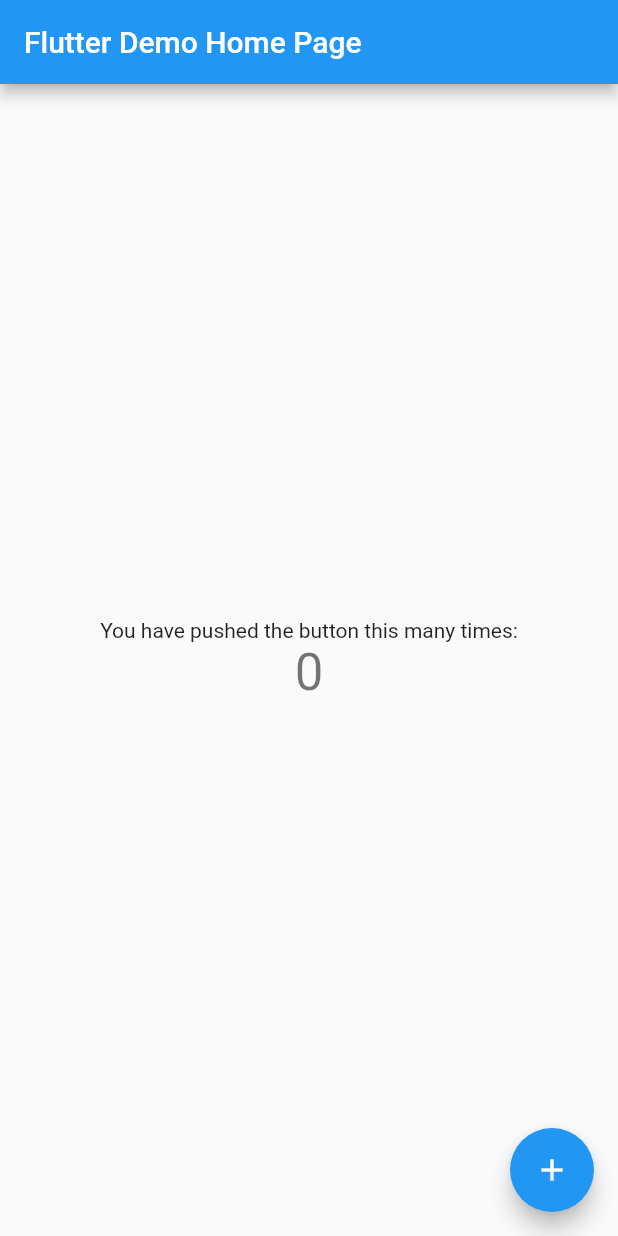
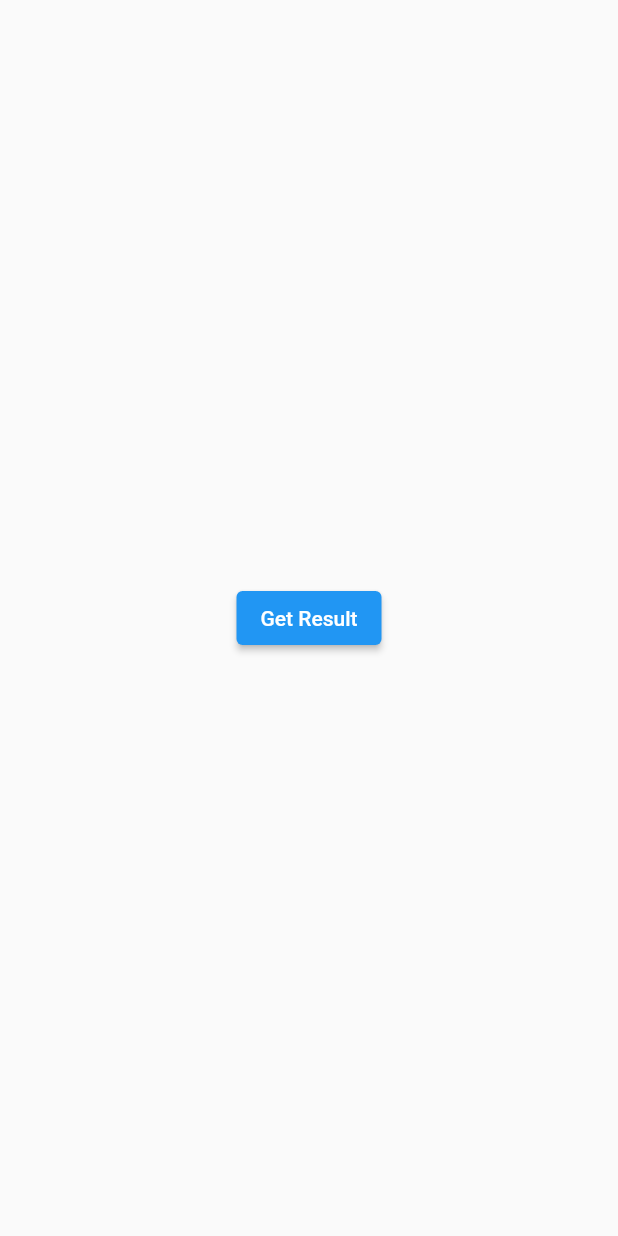
Before and after one commit to m-vishnuraj/Flutter_Web_Services, a Flutter app: the screen it shows after launch, on a phone screen of 412 x 824 dp. Run offline on Flutter 3.47's test engine with Material 2 defaults, Android fonts, the phone set to English and light mode, and no system bars.

Commit message:
http testing completed

```diff
--- /dev/null
+++ b/lib/apis.dart
@@ -0,0 +1,7 @@
+import 'package:http/http.dart' as http;
+import 'dart:developer';
+
+Future<void> getNumberFact({required int number}) async {
+  final response = await http.get(Uri.parse('http://numbersapi.com/19?json'));
+  log(response.body);
+}
--- a/lib/main.dart
+++ b/lib/main.dart
@@ -1,4 +1,5 @@
 import 'package:flutter/material.dart';
+import 'package:http_sample/apis.dart';
 
 void main() {
   runApp(const MyApp());
@@ -7,109 +8,32 @@
 class MyApp extends StatelessWidget {
   const MyApp({super.key});
 
-  // This widget is the root of your application.
   @override
   Widget build(BuildContext context) {
     return MaterialApp(
       title: 'Flutter Demo',
       theme: ThemeData(
-        // This is the theme of your application.
-        //
-        // Try running your application with "flutter run". You'll see the
-        // application has a blue toolbar. Then, without quitting the app, try
-        // changing the primarySwatch below to Colors.green and then invoke
-        // "hot reload" (press "r" in the console where you ran "flutter run",
-        // or simply save your changes to "hot reload" in a Flutter IDE).
-        // Notice that the counter didn't reset back to zero; the application
-        // is not restarted.
         primarySwatch: Colors.blue,
       ),
-      home: const MyHomePage(title: 'Flutter Demo Home Page'),
+      home: const ScreenHome(),
     );
   }
 }
 
-class MyHomePage extends StatefulWidget {
-  const MyHomePage({super.key, required this.title});
-
-  // This widget is the home page of your application. It is stateful, meaning
-  // that it has a State object (defined below) that contains fields that affect
-  // how it looks.
-
-  // This class is the configuration for the state. It holds the values (in this
-  // case the title) provided by the parent (in this case the App widget) and
-  // used by the build method of the State. Fields in a Widget subclass are
-  // always marked "final".
-
-  final String title;
-
-  @override
-  State<MyHomePage> createState() => _MyHomePageState();
-}
-
-class _MyHomePageState extends State<MyHomePage> {
-  int _counter = 0;
-
-  void _incrementCounter() {
-    setState(() {
-      // This call to setState tells the Flutter framework that something has
-      // changed in this State, which causes it to rerun the build method below
-      // so that the display can reflect the updated values. If we changed
-      // _counter without calling setState(), then the build method would not be
-      // called again, and so nothing would appear to happen.
-      _counter++;
-    });
-  }
+class ScreenHome extends StatelessWidget {
+  const ScreenHome({super.key});
 
   @override
   Widget build(BuildContext context) {
-    // This method is rerun every time setState is called, for instance as done
-    // by the _incrementCounter method above.
-    //
-    // The Flutter framework has been optimized to make rerunning build methods
-    // fast, so that you can just rebuild anything that needs updating rather
-    // than having to individually change instances of widgets.
     return Scaffold(
-      appBar: AppBar(
-        // Here we take the value from the MyHomePage object that was created by
-        // the App.build method, and use it to set our appbar title.
-        title: Text(widget.title),
-      ),
       body: Center(
-        // Center is a layout widget. It takes a single child and positions it
-        // in the middle of the parent.
-        child: Column(
-          // Column is also a layout widget. It takes a list of children and
-          // arranges them vertically. By default, it sizes itself to fit its
-          // children horizontally, and tries to be as tall as its parent.
-          //
-          // Invoke "debug painting" (press "p" in the console, choose the
-          // "Toggle Debug Paint" action from the Flutter Inspector in Android
-          // Studio, or the "Toggle Debug Paint" command in Visual Studio Code)
-          // to see the wireframe for each widget.
-          //
-          // Column has various properties to control how it sizes itself and
-          // how it positions its children. Here we use mainAxisAlignment to
-          // center the children vertically; the main axis here is the vertical
-          // axis because Columns are vertical (the cross axis would be
-          // horizontal).
-          mainAxisAlignment: MainAxisAlignment.center,
-          children: <Widget>[
-            const Text(
-              'You have pushed the button this many times:',
-            ),
-            Text(
-              '$_counter',
-              style: Theme.of(context).textTheme.headline4,
-            ),
-          ],
+        child: ElevatedButton(
+          onPressed: () {
+            getNumberFact(number: 19);
+          },
+          child: const Text('Get Result'),
         ),
       ),
-      floatingActionButton: FloatingActionButton(
-        onPressed: _incrementCounter,
-        tooltip: 'Increment',
-        child: const Icon(Icons.add),
-      ), // This trailing comma makes auto-formatting nicer for build methods.
     );
   }
 }
--- a/pubspec.yaml
+++ b/pubspec.yaml
@@ -36,6 +36,7 @@
   # The following adds the Cupertino Icons font to your application.
   # Use with the CupertinoIcons class for iOS style icons.
   cupertino_icons: ^1.0.2
+  http: 0.13.4
 
 dev_dependencies:
   flutter_test:
```
Also changed, not shown: pubspec.lock.
